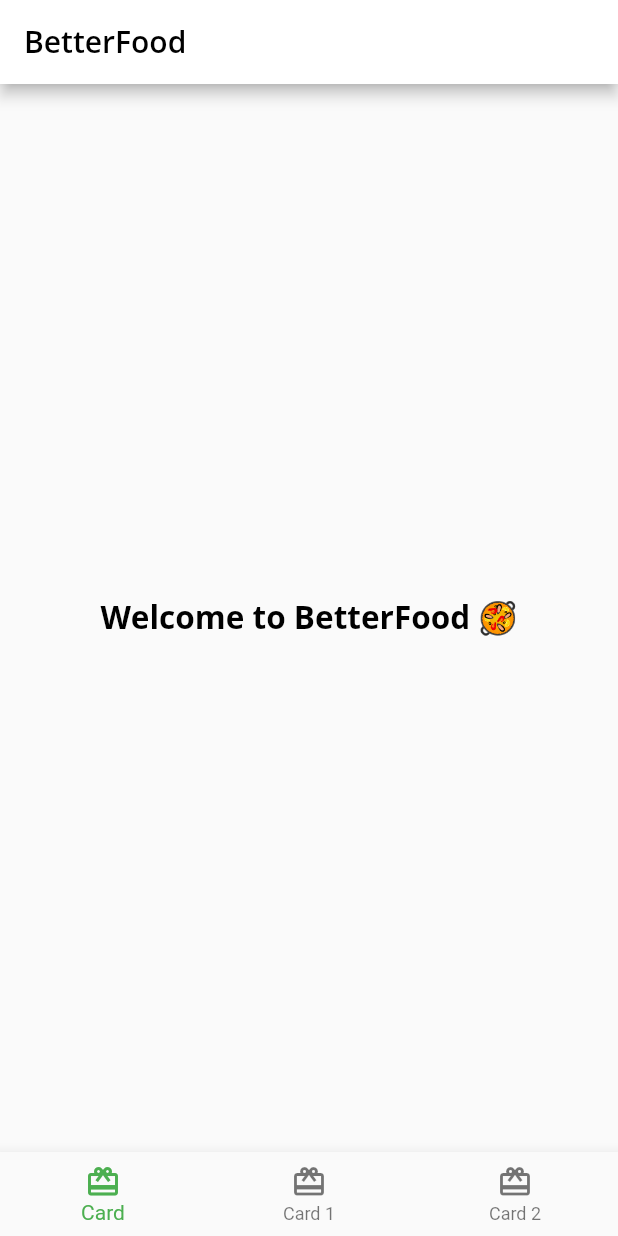
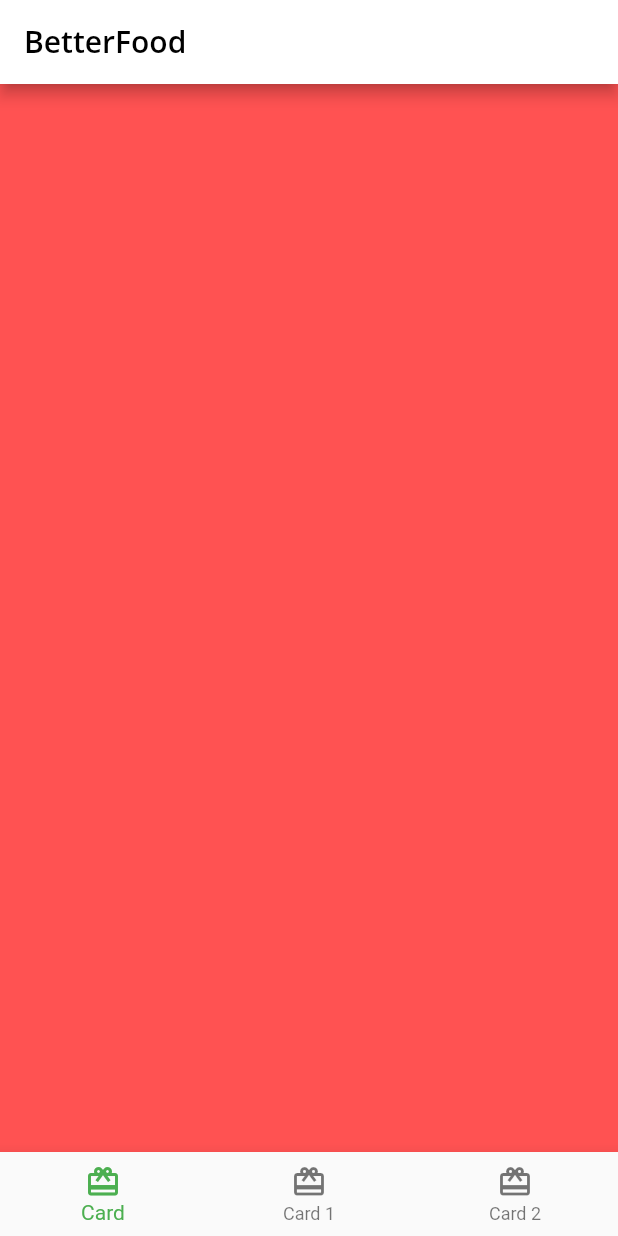
Before and after one commit to cyruskigo30/BetterFood, a Flutter app: the screen it shows after launch, on a phone screen of 412 x 824 dp. Run offline on Flutter 3.47's test engine with Material 2 defaults, Android fonts, the phone set to English and light mode, and no system bars; our stand-ins replace google_fonts.

```diff
--- a/lib/home.dart
+++ b/lib/home.dart
@@ -8,7 +8,29 @@ class Home extends StatefulWidget {
 }
 
 class _HomeState extends State<Home> {
-  // TODO add state variables and functions
+  //  add state variables and functions
+  // selectedIndex keeps tab on tab currently selected and state being tracked by homestate
+  int _selectedIndex = 0;
+
+  // Here we define the widgets that will be displayed on each tab
+  static List<Widget> pages = <Widget>[
+    Container(
+      color: Colors.redAccent,
+    ),
+    Container(
+      color: Colors.greenAccent,
+    ),
+    Container(
+      color: Colors.blueAccent,
+    ),
+  ];
+// Fucntion handling tapeed bar items it notifies the framwework that state of this object has changed and rebuilds the object internally
+  void _onItemTapped(int index) {
+    setState(() {
+      _selectedIndex = index;
+    });
+  }
+
   @override
   Widget build(BuildContext context) {
     return Scaffold(
@@ -18,17 +40,19 @@ class _HomeState extends State<Home> {
           style: Theme.of(context).textTheme.headline6,
         ),
       ),
-      // TODO Show selected tab
-      body: Center(
-        child: Text(
-          'Welcome to BetterFood 🥘',
-          style: Theme.of(context).textTheme.headline2,
-        ),
-      ),
+
+      //  Show selected tab
+      body: pages[_selectedIndex],
 
       // ?Add bottom navigation bar
       bottomNavigationBar: BottomNavigationBar(
         selectedItemColor: Theme.of(context).textSelectionTheme.selectionColor,
+        // set selected tab bar
+
+        // current index tells the bottom navigation bar which tab bar item to highlight
+        currentIndex: _selectedIndex,
+        // onItemTapped updates the state witht he correct index - changes the color
+        onTap: _onItemTapped,
         items: const <BottomNavigationBarItem>[
           BottomNavigationBarItem(
             icon: Icon(Icons.card_giftcard),
```
